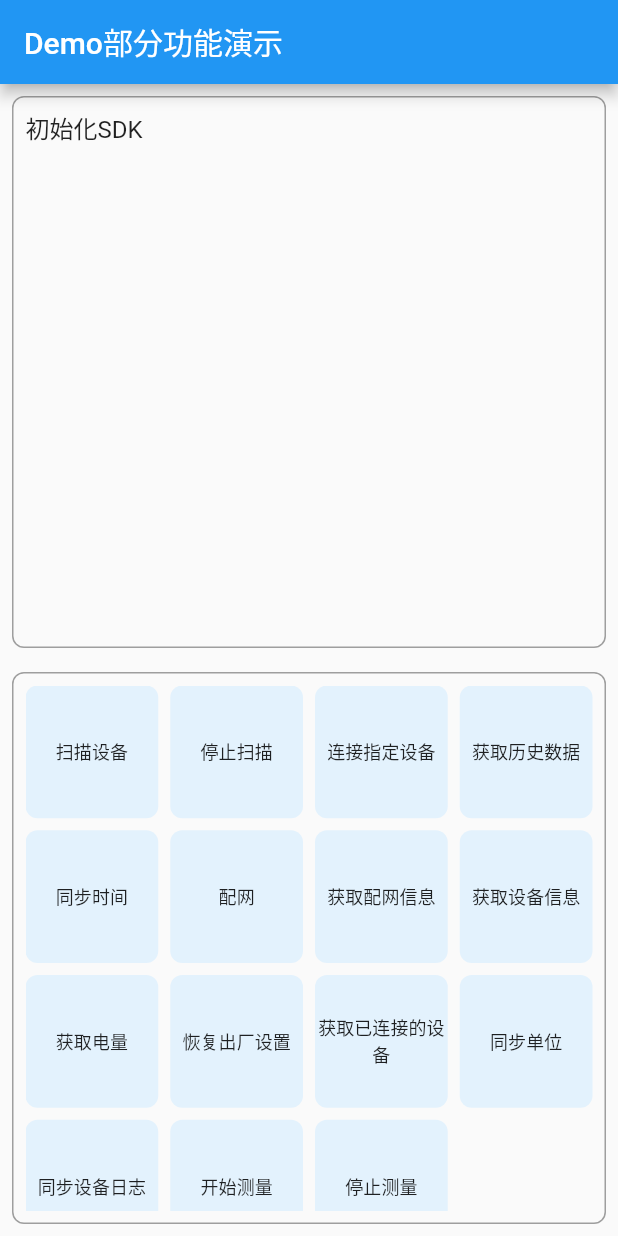
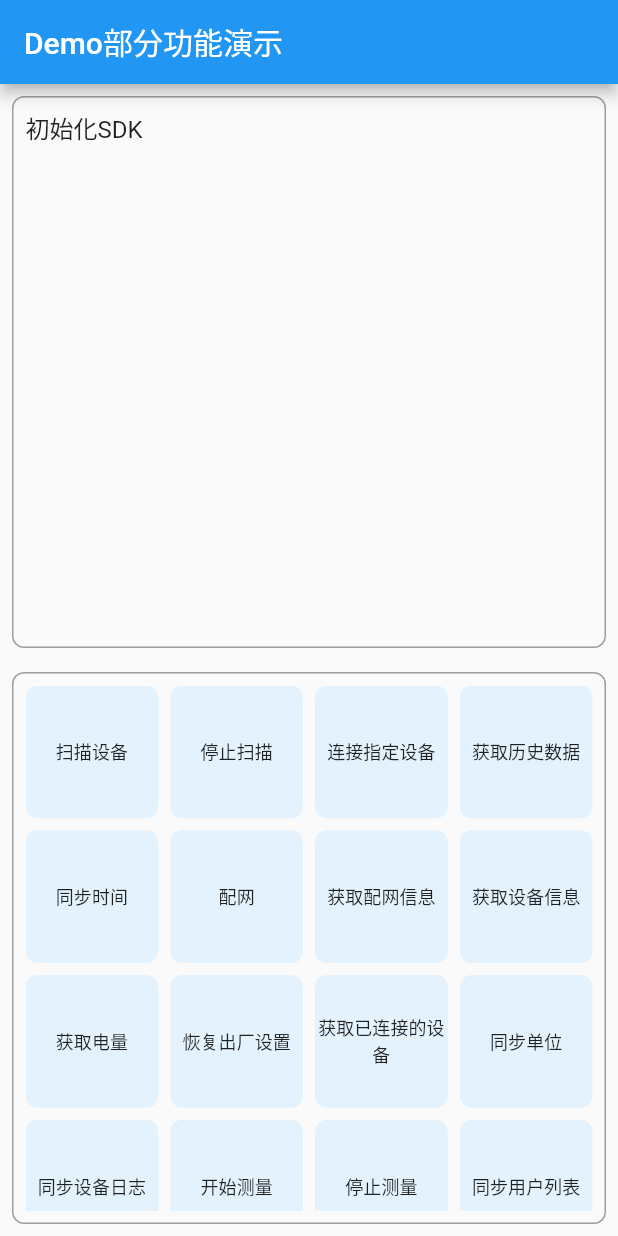
Before and after one commit to LefuHengqi/pp_bluetooth_kit_flutter, a Flutter app: the screen it shows after launch, on a phone screen of 412 x 824 dp. Run offline on Flutter 3.47's test engine with Material 2 defaults, Android fonts, the phone set to English and light mode, and no system bars; our stand-ins replace path_provider_platform_interface, plugin_platform_interface; missing offline and left inert: dart:ffi.

Commit message:
fix | 解决无法同步用户的问题

```diff
--- a/example/lib/main.dart
+++ b/example/lib/main.dart
@@ -11,6 +11,7 @@ import 'package:pp_bluetooth_kit_flutter/ble/pp_peripheral_torre.dart';
 import 'package:pp_bluetooth_kit_flutter/enums/pp_scale_enums.dart';
 import 'package:pp_bluetooth_kit_flutter/model/pp_device_model.dart';
 import 'package:pp_bluetooth_kit_flutter/model/pp_device_user.dart';
+import 'package:pp_bluetooth_kit_flutter/model/pp_torre_user_model.dart';
 import 'package:pp_bluetooth_kit_flutter/model/pp_wifi_result.dart';
 import 'package:pp_bluetooth_kit_flutter/pp_bluetooth_kit_flutter.dart';
 import 'package:pp_bluetooth_kit_flutter/ble/pp_peripheral_apple.dart';
@@ -96,22 +97,28 @@ class _DynamicTextPageState extends State<DynamicTextPage> {
   String _dynamicText = '初始化SDK';
   PPUnitType _unit = PPUnitType.Unit_KG;
 
+  final _userID = "12345678";
+  final _memberID = "999999";
+
   final List<GridItem> _gridItems = [
-    GridItem('扫描设备'),
-    GridItem('停止扫描'),
-    GridItem('连接指定设备'),
-    GridItem('获取历史数据'),
-    GridItem('同步时间'),
-    GridItem('配网'),
-    GridItem('获取配网信息'),
-    GridItem('获取设备信息'),
-    GridItem('获取电量'),
-    GridItem('恢复出厂设置'),
-    GridItem('获取已连接的设备'),
-    GridItem('同步单位'),
-    GridItem('同步设备日志'),
-    GridItem('开始测量'),
-    GridItem('停止测量'),
+    GridItem('扫描设备'),    // 0
+    GridItem('停止扫描'),    // 1
+    GridItem('连接指定设备'), // 2
+    GridItem('获取历史数据'), // 3
+    GridItem('同步时间'),    // 4
+    GridItem('配网'),        // 5
+    GridItem('获取配网信息'), // 6
+    GridItem('获取设备信息'), // 7
+    GridItem('获取电量'),    // 8
+    GridItem('恢复出厂设置'), // 9
+    GridItem('获取已连接的设备'), // 10
+    GridItem('同步单位'),       // 11
+    GridItem('同步设备日志'),    // 12
+    GridItem('开始测量'),       // 13
+    GridItem('停止测量'),       // 14
+    GridItem('同步用户列表'),    // 15
+    GridItem('删除用户'),    // 16
+    GridItem('获取用户列表'),    // 17
   ];
 
   void _updateText(String newText) {
@@ -195,10 +202,10 @@ class _DynamicTextPageState extends State<DynamicTextPage> {
                           PPBluetoothKitManager.stopScan();
                         } else if (index == 2) {
 
-                          // final device = PPDeviceModel("CF577","CF:E7:05:0A:00:49");
+                          final device = PPDeviceModel("CF577","CF:E7:05:0A:00:49");
                           // final device = PPDeviceModel("Health Scale c24","08:3A:8D:4E:3F:56");
                           // final device = PPDeviceModel("LFSmart Scale","CF:E6:10:17:00:6A");
-                          final device = PPDeviceModel("Health Scale c24","08:3A:8D:58:0D:32");
+                          // final device = PPDeviceModel("Health Scale c24","08:3A:8D:58:0D:32");
 
                           PPBluetoothKitManager.addMeasurementListener(callBack: (state, model, device){
                             print('测量-状态:$state data:${model.toJson()} device:${device.toJson()}');
@@ -283,9 +290,39 @@ class _DynamicTextPageState extends State<DynamicTextPage> {
 
                         } else if (index == 13) {
                           PPPeripheralTorre.startMeasure();
+                          final ret = PPPeripheralTorre.selectDeviceUser(_userID, _memberID);
+                          print('选中用户:$ret');
 
                         } else if (index == 14) {
                           PPPeripheralTorre.stopMeasure();
+
+                        } else if (index == 15) {
+
+                          final user = PPTorreUserModel(
+                              userName: 'sdk',
+                              userHeight: 170,
+                              age: 20,
+                              sex: PPUserGender.female,
+                              unitType: PPUnitType.Unit_KG,
+                              userID: _userID,
+                              memberID: _memberID,
+                              currentWeight: 45);
+
+                          final ret = await PPPeripheralTorre.syncUserList([user]);
+                          _updateText('同步用户列表结果-$ret');
+
+                        } else if (index == 16) {
+
+                          final ret = await PPPeripheralTorre.deleteDeviceUser(_userID,_memberID);
+                          _updateText('删除用户结果-$ret');
+
+                        } else if (index == 17) {
+                          final array = await PPPeripheralTorre.fetchUserIDList();
+                          var text = "";
+                          for (var userID in array) {
+                            text += '$userID\n';
+                          }
+                          _updateText('获取用户列表-$text');
 
                         }
                       },
--- a/lib/channel/pp_bluetooth_kit_flutter_method_channel.dart
+++ b/lib/channel/pp_bluetooth_kit_flutter_method_channel.dart
@@ -798,7 +798,7 @@ class MethodChannelPpBluetoothKitFlutter extends PPBluetoothKitFlutterPlatform {
       });
 
       final retJson = ret?.cast<String, dynamic>();
-      final userIDList = retJson?["userIDList"] as List<String>? ?? [];
+      final userIDList = retJson?["userIDList"]?.cast<String>().toList() ?? [];
 
       return userIDList;
     } catch(e) {
@@ -836,7 +836,7 @@ class MethodChannelPpBluetoothKitFlutter extends PPBluetoothKitFlutterPlatform {
       return false;
     }
 
-    if (memberID.isEmpty) { // 删除 userID 下所有成员
+    if (memberID.isEmpty || peripheralType == PPDevicePeripheralType.torre.value) { // 删除 userID 下所有成员
       memberID = "ff";
     }
 
--- a/lib/model/pp_torre_user_model.dart
+++ b/lib/model/pp_torre_user_model.dart
@@ -70,7 +70,7 @@ class PPTorreUserModel extends PPDeviceUser {
       'sex': sex.index,
       'isAthleteMode': isAthleteMode,
       'isPregnantMode': isPregnantMode,
-      'unitType': unitType,
+      'unitType': unitType.type,
     };
   }
 }
```
